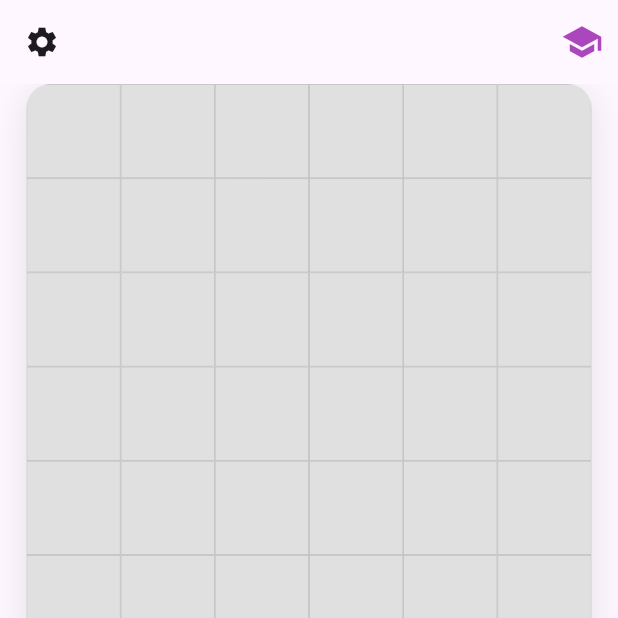
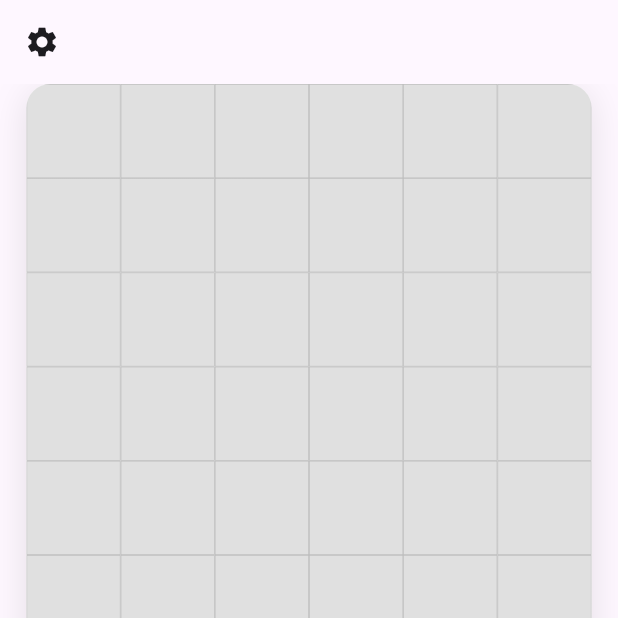
Before and after one commit to PML54/pentapol, a Flutter app: the screen it shows after launch, on a phone screen of 412 x 824 dp, the top half of it. Run offline on Flutter 3.47's test engine with Material 3 defaults, Android fonts, the phone set to English and light mode, and no system bars; our stand-ins replace drift, flutter_riverpod, supabase_flutter; accounts and stored records are empty; generated files the repository leaves out were written again.

Commit message:
duplication pece UI réglé

```diff
--- a/lib/providers/pentomino_game_provider.dart
+++ b/lib/providers/pentomino_game_provider.dart
@@ -169,6 +169,7 @@ class PentominoGameNotifier extends Notifier<PentominoGameState> {
       clearSelectedPlacedPiece: true,
       clearSelectedCellInPiece: true,
       solutionsCount: solutionsCount,
+      clearPreview: true,        // 👈 AJOUT ICI
     );
 
     print('[GAME] ✅ Pièce ${piece.id} placée à ($anchorX, $anchorY)');
--- a/lib/screens/pentomino_game_screen.dart
+++ b/lib/screens/pentomino_game_screen.dart
@@ -213,7 +213,7 @@ class _PentominoGameScreenState extends ConsumerState<PentominoGameScreen>
                     ),
 
                   // 🎓 Bouton "Mode Isométries" à droite
-                  IconButton(
+/*                  IconButton(
                     icon: Icon(GameIcons.enterIsometries.icon, size: settings.ui.iconSize),
                     onPressed: () {
                       HapticFeedback.selectionClick();
@@ -221,7 +221,7 @@ class _PentominoGameScreenState extends ConsumerState<PentominoGameScreen>
                     },
                     tooltip: GameIcons.enterIsometries.tooltip,
                     color: GameIcons.enterIsometries.color,
-                  ),
+                  ),*/
                 ],
         ),
       ),
```
